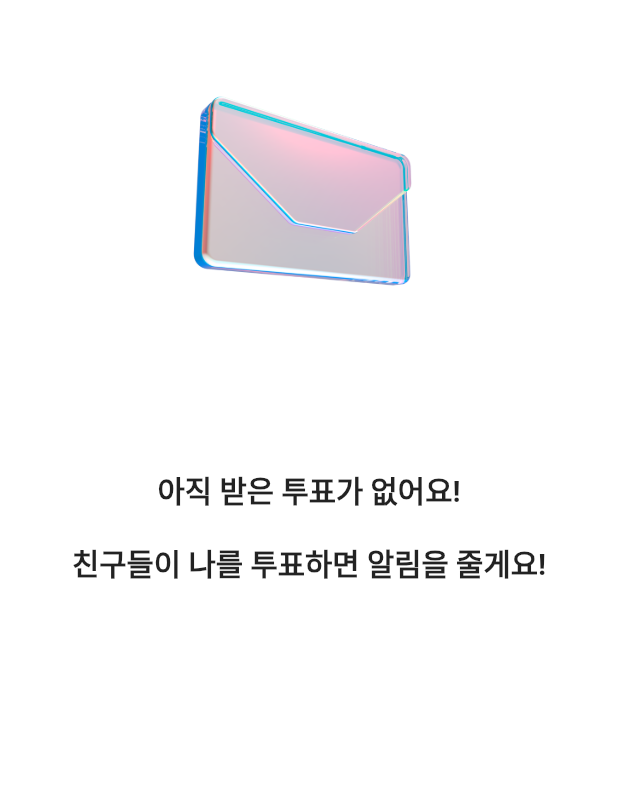
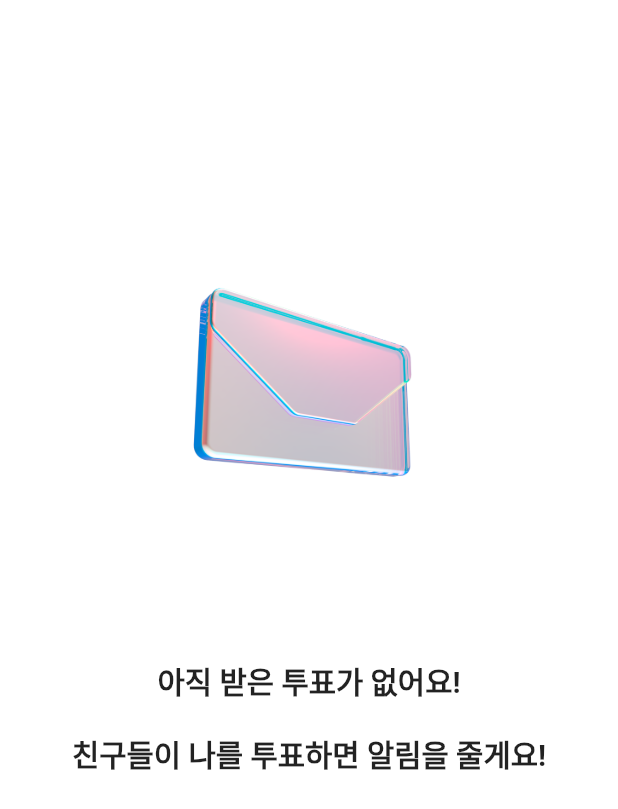
Before and after one commit to SeyeonJang/NDaeSaeng, a Flutter app: the VoteListView screen opened directly, on a phone screen of 412 x 824 dp. Shown: the top 809 px of the screen. Run offline on Flutter 3.47's test engine with Material 2 defaults, Android fonts, the phone set to English and light mode, and no system bars; our stand-ins replace carousel_slider, confetti, dio, firebase_analytics, firebase_core, firebase_remote_config and 17 more; missing offline and left inert: amplitude_flutter, kakao_flutter_sdk, onesignal_flutter, restart_app; accounts and stored records are empty; generated files the repository leaves out were written again; statements that could not run were skipped.

Commit message:
fix: [#217] Pagination 적용 height 수정

```diff
--- a/lib/src/presentation/vote_list/vote_list_view.dart
+++ b/lib/src/presentation/vote_list/vote_list_view.dart
@@ -66,7 +66,8 @@
             },
             child: SingleChildScrollView(
               physics: AlwaysScrollableScrollPhysics(), // 스크롤 항상 가능하도록 설정
-              child: Container(
+              child: Container( // Flexible
+                height: SizeConfig.screenHeight * 0.8,
                 child: Padding(
                     padding: EdgeInsets.all(SizeConfig.defaultSize * 1.5),
                     child: (state.votes.length == 0)
```
